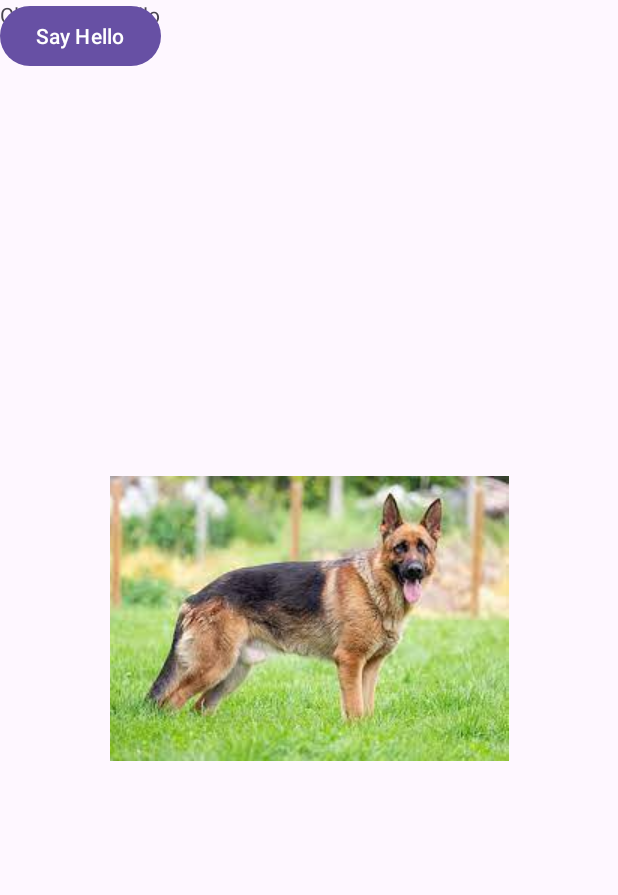
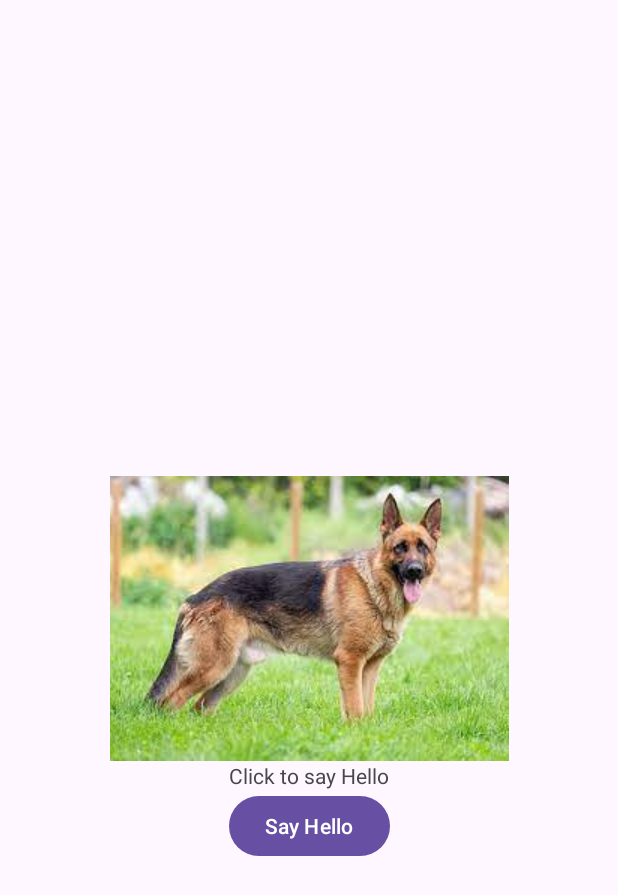
Before and after one commit to RickyColotl/CodePath_PreWork, an Android app: the screen it shows after launch (MainActivity), on a phone screen of 412 x 824 dp. Shown: the top 895 px of the screen. Run offline under Robolectric (Android 15) with nearby library versions, the phone set to English and light mode, and no system bars.

Commit message:
File Changes for Prework

```diff
--- a/app/src/main/res/layout/activity_main.xml
+++ b/app/src/main/res/layout/activity_main.xml
@@ -7,6 +7,7 @@
     tools:context=".MainActivity">
 
     <ImageView
+        android:id="@+id/imageView"
         android:src="@drawable/dog"
         android:layout_width="wrap_content"
         android:layout_height="wrap_content"
@@ -14,16 +15,17 @@
         app:layout_constraintBottom_toBottomOf="parent"
         app:layout_constraintEnd_toEndOf="parent"
         app:layout_constraintStart_toStartOf="parent"
-        app:layout_constraintTop_toTopOf="parent" />
+        app:layout_constraintTop_toTopOf="parent"
+        android:contentDescription="@string/dog_image" />
 
     <TextView
         android:id="@+id/textView"
         android:layout_width="wrap_content"
         android:layout_height="wrap_content"
         android:text="@string/click_to_say_hello"
-        tools:layout_editor_absoluteX="167dp"
-        tools:layout_editor_absoluteY="516dp"
-        />
+        app:layout_constraintTop_toBottomOf="@id/imageView"
+        app:layout_constraintStart_toStartOf="parent"
+        app:layout_constraintEnd_toEndOf="parent" />
 
 
     <Button
@@ -31,7 +33,8 @@
         android:layout_width="wrap_content"
         android:layout_height="wrap_content"
         android:text="@string/button_text"
-        tools:layout_editor_absoluteX="167dp"
-        tools:layout_editor_absoluteY="568dp" />
+        app:layout_constraintTop_toBottomOf="@id/textView"
+        app:layout_constraintStart_toStartOf="parent"
+        app:layout_constraintEnd_toEndOf="parent" />
 
 </androidx.constraintlayout.widget.ConstraintLayout>
--- a/app/src/main/res/values/strings.xml
+++ b/app/src/main/res/values/strings.xml
@@ -5,4 +5,5 @@
     <string name="Text">Click to Say Hello</string>
     <string name="click_to_say_hello">Click to say Hello</string>
     <string name="button_text">Say Hello</string>
+    <string name="dog_image">Dog Image</string>
 </resources>
```
